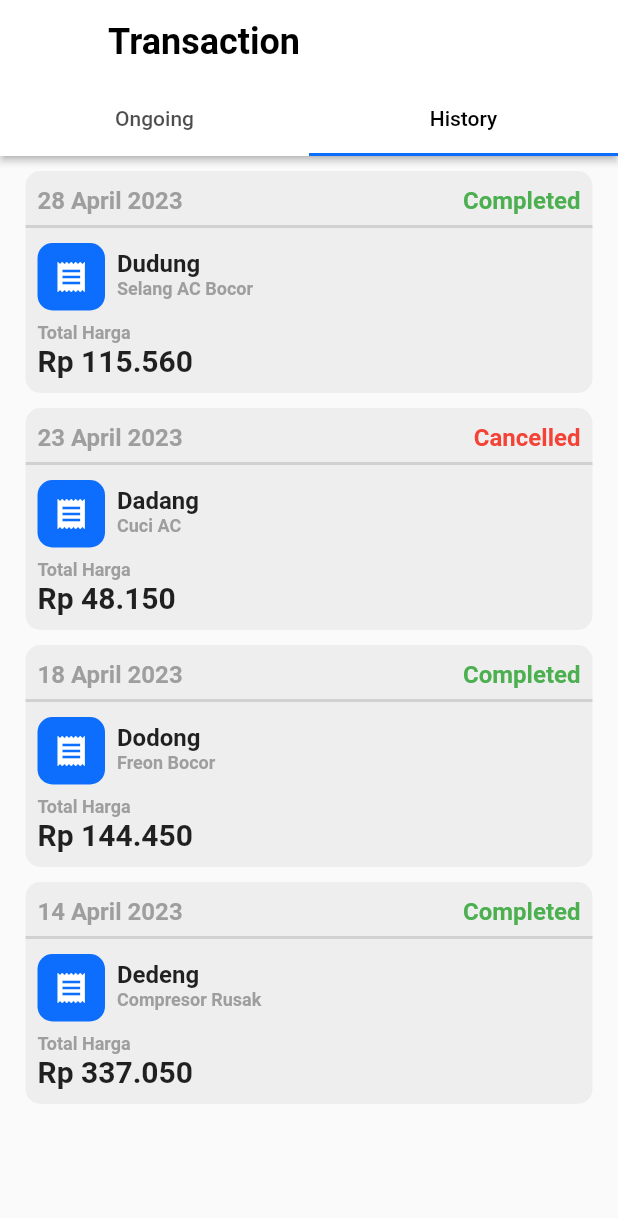
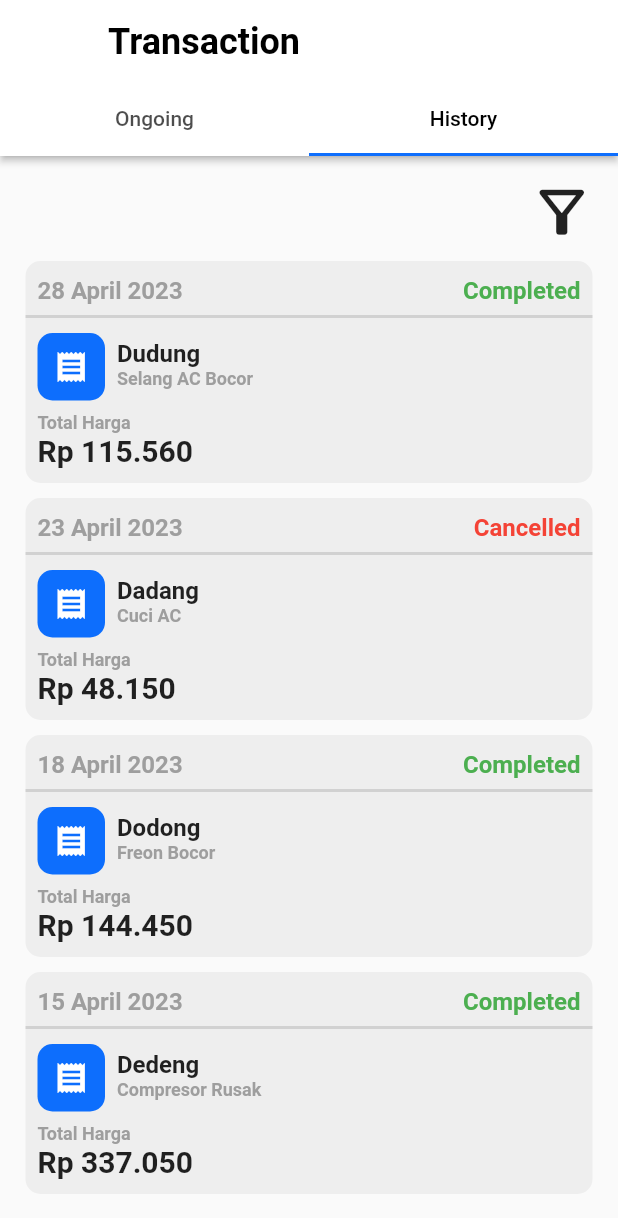
Before and after one commit to imstefanny/Apa-Nama-Kita, a Flutter app: the Transaction screen opened directly, tab 2 chosen, on a phone screen of 412 x 824 dp. Shown: the top 1218 px of the screen. Run offline on Flutter 3.47's test engine with Material 2 defaults, Android fonts, the phone set to English and light mode, and no system bars; our stand-ins replace date_time_picker, google_fonts, image_picker.

Commit message:
add datepicker to sort data by date

```diff
--- a/lib/transaction/dummy.dart
+++ b/lib/transaction/dummy.dart
@@ -35,17 +35,17 @@ class TransactionProvider extends ChangeNotifier {
         "price": 350000,
         "price1": 337050,
         "status": 1,
-        "date": '14 April 2023',
+        "date": '15 April 2023',
       },
     ],
-    "ongoing":[
+    "ongoing": [
       {
         "name": "Diding",
         "problem": "Isi Ulang Freon",
         "price": 350000,
         "price1": 337050,
         "status": 2,
-        "date": '07 Mei 2023',
+        "date": '07 May 2023',
       },
     ]
   };
--- a/lib/transaction/transaction.dart
+++ b/lib/transaction/transaction.dart
@@ -2,23 +2,58 @@ import 'package:ac_88/transaction/dummy.dart';
 import 'package:ac_88/transaction/transactionWidget.dart';
 import 'package:flutter/material.dart';
 import 'package:google_fonts/google_fonts.dart';
+import 'package:intl/intl.dart';
 import 'package:provider/provider.dart';
 
-import '../chat/chat.dart';
-
 class Transaction extends StatefulWidget {
-  const Transaction({super.key});
+  const Transaction({Key? key});
 
   @override
-  State<Transaction> createState() => _TransactionState();
+  _TransactionState createState() => _TransactionState();
 }
 
 class _TransactionState extends State<Transaction> {
+  List<Map<String, dynamic>> filteredTransactions = [];
+  List<Map<String, dynamic>> allTransactions = [];
+
   @override
   Widget build(BuildContext context) {
     var width = MediaQuery.of(context).size.width;
     var height = MediaQuery.of(context).size.height;
     var provHist = Provider.of<TransactionProvider>(context);
+    allTransactions = List.from(provHist.dummyData['dummy']);
+    filteredTransactions = List.from(allTransactions);
+    void sortTransactionsByDate(DateTime selectedDate) {
+      setState(() {
+        DateFormat dateFormat = DateFormat('dd MMMM yyyy', 'en_US');
+    filteredTransactions = allTransactions
+        .where((transaction) {
+          DateTime transactionDate = dateFormat.parse(transaction['date']);
+          return transactionDate.year == selectedDate.year &&
+              transactionDate.month == selectedDate.month &&
+              transactionDate.day == selectedDate.day;
+        })
+        .toList();
+        filteredTransactions.sort((a, b) {
+          DateTime dateA = DateTime.parse(a['date']);
+          DateTime dateB = DateTime.parse(b['date']);
+          return dateA.compareTo(dateB);
+        });
+      });
+    }
+
+    Future<void> showDatePickerDialog() async {
+      final DateTime? selectedDate = await showDatePicker(
+        context: context,
+        initialDate: DateTime.now(),
+        firstDate: DateTime(2000),
+        lastDate: DateTime(2100),
+      );
+
+      if (selectedDate != null) {
+        sortTransactionsByDate(selectedDate);
+      }
+    }
 
     List<Widget> ongoingwidget = [];
     for (int i = 0; i < provHist.dummyData["ongoing"].length; i++) {
@@ -48,17 +83,20 @@ class _TransactionState extends State<Transaction> {
               Tab(
                 text: "History",
               ),
-                ]),
+            ],
+          ),
           title: Text(
             "Transaction",
             style: GoogleFonts.lexendDeca(
               fontWeight: FontWeight.bold,
               fontSize: 24,
-                  color: Colors.black),
+              color: Colors.black,
+            ),
           ),
           backgroundColor: Colors.white,
         ),
-          body: TabBarView(children: [
+        body: TabBarView(
+          children: [
             SingleChildScrollView(
               child: Column(
                 children: ongoingwidget,
@@ -67,20 +105,37 @@ class _TransactionState extends State<Transaction> {
             SingleChildScrollView(
               child: Column(
                 children: <Widget>[
-                  for (var i = 0; i < provHist.dummyData["dummy"].length; i++)
+                  GestureDetector(
+                    onTap: () {
+                      showDatePickerDialog();
+                    },
+                    child: Padding(
+                      padding: const EdgeInsets.only(right: 15, top: 15),
+                      child: Align(
+                        alignment: Alignment.topRight,
+                        child: Icon(
+                          Icons.filter_alt_outlined,
+                          size: 45,
+                        ),
+                      ),
+                    ),
+                  ),
+                  for (var i = 0; i < filteredTransactions.length; i++)
                     TransactionWidget(
-                      name: provHist.dummyData["dummy"][i]["name"],
-                      problem: provHist.dummyData["dummy"][i]["problem"],
-                      price: provHist.dummyData["dummy"][i]["price"],
-                      price1: provHist.dummyData["dummy"][i]["price1"],
-                      status: provHist.dummyData["dummy"][i]["status"],
-                      date: provHist.dummyData["dummy"][i]["date"],
+                      name: filteredTransactions[i]["name"],
+                      problem: filteredTransactions[i]["problem"],
+                      price: filteredTransactions[i]["price"],
+                      price1: filteredTransactions[i]["price1"],
+                      status: filteredTransactions[i]["status"],
+                      date: filteredTransactions[i]["date"],
                     ),
                   const SizedBox(height: 10.0),
                 ],
               ),
-            )
-          ]),
-        ));
+            ),
+          ],
+        ),
+      ),
+    );
   }
 }
```
Lines whose indentation alone changed are shown as unchanged.
